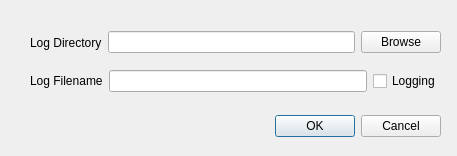
zsteva/backup-minos2, file mqt/MqtRotator/logdialog.ui: the form before one commit.
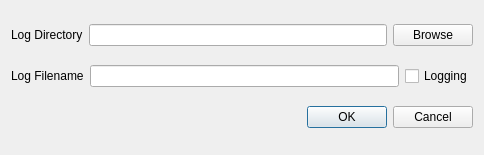
The form after the commit.

Commit message: compass and layouts adjust for resizing. Dial promoted to compassDial

```diff
--- a/mqt/MqtRotator/logdialog.ui
+++ b/mqt/MqtRotator/logdialog.ui
@@ -6,38 +6,15 @@
    <rect>
     <x>0</x>
     <y>0</y>
-    <width>457</width>
-    <height>156</height>
+    <width>484</width>
+    <height>155</height>
    </rect>
   </property>
   <property name="windowTitle">
    <string>Dialog</string>
   </property>
-  <widget class="QDialogButtonBox" name="buttonBox">
-   <property name="geometry">
-    <rect>
-     <x>100</x>
-     <y>110</y>
-     <width>341</width>
-     <height>32</height>
-    </rect>
-   </property>
-   <property name="orientation">
-    <enum>Qt::Horizontal</enum>
-   </property>
-   <property name="standardButtons">
-    <set>QDialogButtonBox::Cancel|QDialogButtonBox::Ok</set>
-   </property>
-  </widget>
-  <widget class="QWidget" name="">
-   <property name="geometry">
-    <rect>
-     <x>30</x>
-     <y>30</y>
-     <width>411</width>
-     <height>25</height>
-    </rect>
-   </property>
+  <layout class="QVBoxLayout" name="verticalLayout">
+   <item>
    <layout class="QHBoxLayout" name="horizontalLayout">
     <item>
      <widget class="QLabel" name="label">
@@ -57,16 +34,8 @@
      </widget>
     </item>
    </layout>
-  </widget>
-  <widget class="QWidget" name="">
-   <property name="geometry">
-    <rect>
-     <x>30</x>
-     <y>70</y>
-     <width>411</width>
-     <height>22</height>
-    </rect>
-   </property>
+   </item>
+   <item>
    <layout class="QHBoxLayout" name="horizontalLayout_2">
     <item>
      <widget class="QLabel" name="label_2">
@@ -86,7 +55,18 @@
      </widget>
     </item>
    </layout>
-  </widget>
+   </item>
+   <item>
+    <widget class="QDialogButtonBox" name="buttonBox">
+     <property name="orientation">
+      <enum>Qt::Horizontal</enum>
+     </property>
+     <property name="standardButtons">
+      <set>QDialogButtonBox::Cancel|QDialogButtonBox::Ok</set>
+     </property>
+    </widget>
+   </item>
+  </layout>
  </widget>
  <resources/>
  <connections>
```
Lines whose indentation alone changed are shown as unchanged. The commit also changes 10 other files.
